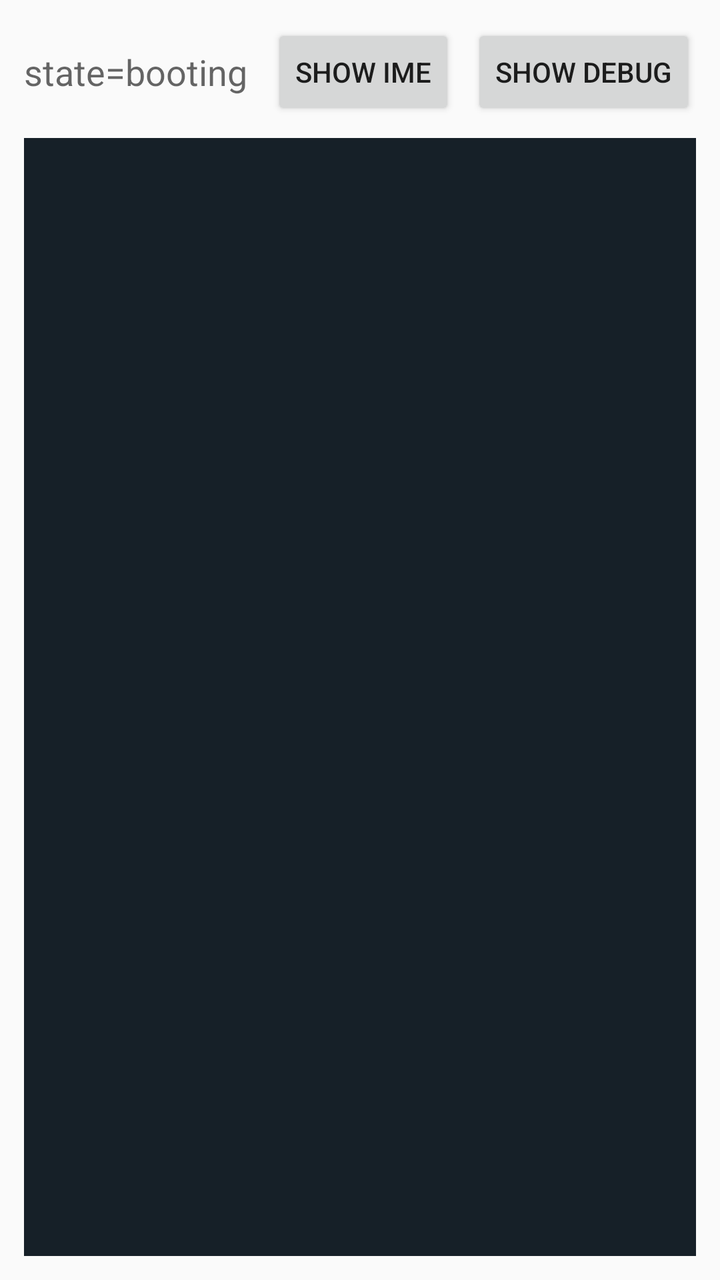
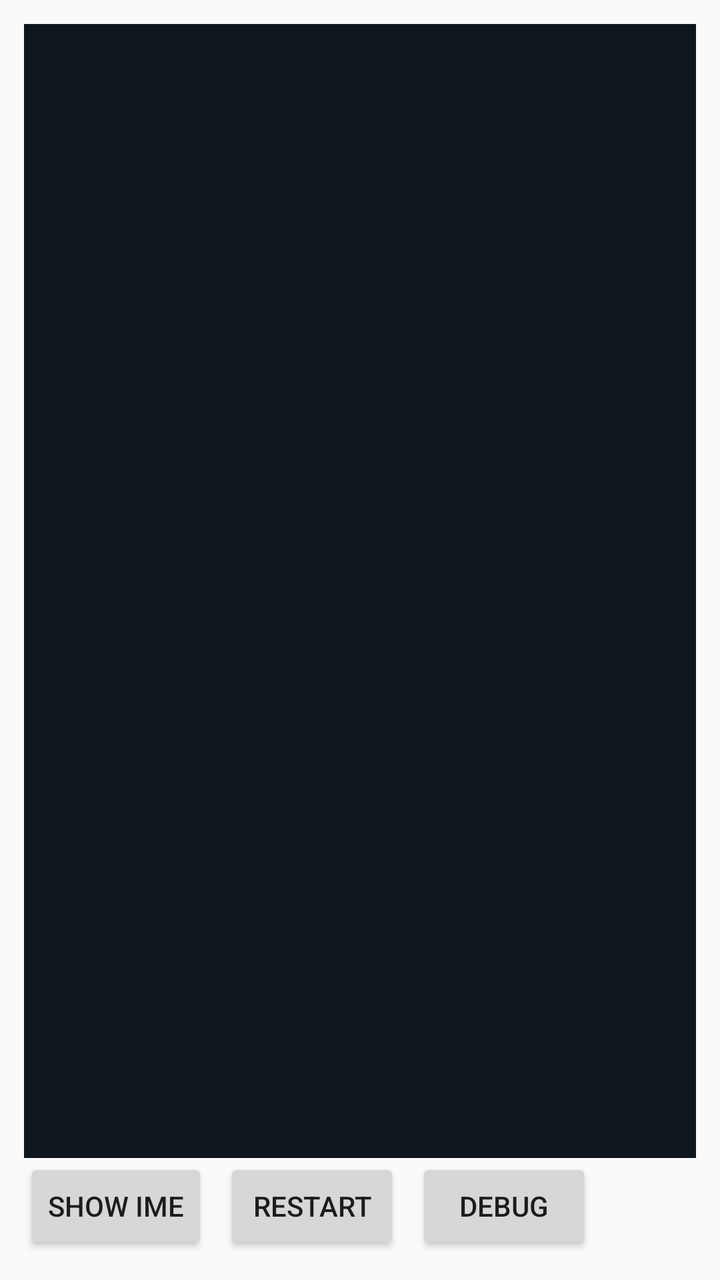

Before-and-after screenshots of an Android layout around one commit, followed by the original layout XML and the change that was made.
<!-- AndroidManifest.xml: application theme android:Theme.Material.Light.NoActionBar -->
<!-- res/layout/activity_main.xml -->
<FrameLayout xmlns:android="http://schemas.android.com/apk/res/android"
    android:layout_width="match_parent"
    android:layout_height="match_parent"
    android:padding="12dp">

    <LinearLayout
        android:id="@+id/product_view"
        android:layout_width="match_parent"
        android:layout_height="match_parent"
        android:orientation="vertical">

        <LinearLayout
            android:layout_width="match_parent"
            android:layout_height="wrap_content"
            android:gravity="center_vertical"
            android:orientation="horizontal">

            <TextView
                android:id="@+id/progress_summary_text"
                android:layout_width="0dp"
                android:layout_height="wrap_content"
                android:layout_weight="1"
                android:maxLines="2"
                android:text="@string/status_booting"
                android:textAppearance="@android:style/TextAppearance.Material.Medium" />

            <Button
                android:id="@+id/ime_toggle_button"
                android:layout_width="wrap_content"
                android:layout_height="wrap_content"
                android:layout_marginStart="8dp"
                android:text="@string/show_ime" />

            <Button
                android:id="@+id/view_mode_button"
                android:layout_width="wrap_content"
                android:layout_height="wrap_content"
                android:layout_marginStart="8dp"
                android:text="@string/show_debug_view" />
        </LinearLayout>

        <EditText
            android:id="@+id/ime_probe_input"
            android:layout_width="1dp"
            android:layout_height="1dp"
            android:alpha="0"
            android:importantForAutofill="no"
            android:inputType="text"
            android:singleLine="true" />

        <FrameLayout
            android:id="@+id/product_surface_container"
            android:layout_width="match_parent"
            android:layout_height="0dp"
            android:layout_marginTop="8dp"
            android:layout_weight="1"
            android:minHeight="180dp"
            android:background="#162028" />
    </LinearLayout>

    <LinearLayout
        android:id="@+id/debug_view"
        android:layout_width="match_parent"
        android:layout_height="match_parent"
        android:orientation="vertical"
        android:visibility="gone">

        <LinearLayout
            android:layout_width="match_parent"
            android:layout_height="wrap_content"
            android:gravity="center_vertical"
            android:orientation="horizontal">

            <TextView
                android:id="@+id/debug_title_text"
                android:layout_width="0dp"
                android:layout_height="wrap_content"
                android:layout_weight="1"
                android:text="@string/debug_view_title"
                android:textAppearance="@android:style/TextAppearance.Material.Medium" />

            <Button
                android:id="@+id/debug_view_mode_button"
                android:layout_width="wrap_content"
                android:layout_height="wrap_content"
                android:layout_marginStart="8dp"
                android:text="@string/show_product_view" />
        </LinearLayout>

        <TextView
            android:id="@+id/status_text"
            android:layout_width="match_parent"
            android:layout_height="wrap_content"
            android:paddingTop="8dp"
            android:paddingBottom="8dp"
            android:text="@string/status_booting"
            android:textAppearance="@android:style/TextAppearance.Material.Medium" />

        <ScrollView
            android:layout_width="match_parent"
            android:layout_height="0dp"
            android:layout_marginTop="8dp"
            android:layout_weight="1"
            android:fillViewport="true">

            <TextView
                android:id="@+id/event_log"
                android:layout_width="match_parent"
                android:layout_height="wrap_content"
                android:fontFamily="monospace"
                android:paddingTop="8dp"
                android:textAppearance="@android:style/TextAppearance.Material.Small" />
        </ScrollView>
    </LinearLayout>
</FrameLayout>
<!-- resources referenced by this layout -->
<resources>
  <string name="debug_view_title">Debug View</string>
  <string name="show_debug_view">Show Debug</string>
  <string name="show_ime">Show IME</string>
  <string name="show_product_view">Show Product</string>
  <string name="status_booting">state=booting</string>
</resources>

<!-- the commit's change to res/layout/activity_main.xml (unified diff, before → after) -->
@@ -9,52 +9,57 @@
         android:layout_height="match_parent"
         android:orientation="vertical">
 
+        <ScrollView
+            android:id="@+id/shell_output_scroll"
+            android:layout_width="match_parent"
+            android:layout_height="0dp"
+            android:layout_weight="1"
+            android:background="#10161d"
+            android:fillViewport="true">
+
+            <TextView
+                android:id="@+id/shell_output_text"
+                android:layout_width="match_parent"
+                android:layout_height="wrap_content"
+                android:fontFamily="monospace"
+                android:padding="8dp"
+                android:textColor="#f5f7fa"
+                android:textSize="13sp"
+                android:typeface="monospace" />
+        </ScrollView>
+
         <LinearLayout
             android:layout_width="match_parent"
             android:layout_height="wrap_content"
             android:gravity="center_vertical"
             android:orientation="horizontal">
 
-            <TextView
-                android:id="@+id/progress_summary_text"
-                android:layout_width="0dp"
-                android:layout_height="wrap_content"
-                android:layout_weight="1"
-                android:maxLines="2"
-                android:text="@string/status_booting"
-                android:textAppearance="@android:style/TextAppearance.Material.Medium" />
-
             <Button
                 android:id="@+id/ime_toggle_button"
                 android:layout_width="wrap_content"
                 android:layout_height="wrap_content"
+                android:text="@string/show_ime" />
+
+            <Button
+                android:id="@+id/shell_restart_button"
+                android:layout_width="wrap_content"
+                android:layout_height="wrap_content"
                 android:layout_marginStart="8dp"
-                android:text="@string/show_ime" />
+                android:text="@string/shell_restart_short" />
 
             <Button
                 android:id="@+id/view_mode_button"
                 android:layout_width="wrap_content"
                 android:layout_height="wrap_content"
                 android:layout_marginStart="8dp"
-                android:text="@string/show_debug_view" />
+                android:text="@string/show_debug_short" />
         </LinearLayout>
 
-        <EditText
-            android:id="@+id/ime_probe_input"
+        <FrameLayout
+            android:id="@+id/product_surface_container"
             android:layout_width="1dp"
             android:layout_height="1dp"
             android:alpha="0"
-            android:importantForAutofill="no"
-            android:inputType="text"
-            android:singleLine="true" />
-
-        <FrameLayout
-            android:id="@+id/product_surface_container"
-            android:layout_width="match_parent"
-            android:layout_height="0dp"
-            android:layout_marginTop="8dp"
-            android:layout_weight="1"
-            android:minHeight="180dp"
             android:background="#162028" />
     </LinearLayout>
 
@@ -96,6 +101,14 @@
             android:text="@string/status_booting"
             android:textAppearance="@android:style/TextAppearance.Material.Medium" />
 
+        <TextView
+            android:id="@+id/event_log_label"
+            android:layout_width="match_parent"
+            android:layout_height="wrap_content"
+            android:paddingTop="8dp"
+            android:text="@string/event_log_label"
+            android:textAppearance="@android:style/TextAppearance.Material.Small" />
+
         <ScrollView
             android:layout_width="match_parent"
             android:layout_height="0dp"
@@ -112,4 +125,40 @@
                 android:textAppearance="@android:style/TextAppearance.Material.Small" />
         </ScrollView>
     </LinearLayout>
+
+    <LinearLayout
+        android:id="@+id/shell_input_overlay"
+        android:layout_width="match_parent"
+        android:layout_height="wrap_content"
+        android:layout_gravity="bottom"
+        android:background="#dd10161d"
+        android:elevation="8dp"
+        android:gravity="center_vertical"
+        android:orientation="horizontal"
+        android:padding="8dp"
+        android:visibility="gone">
+
+        <EditText
+            android:id="@+id/shell_input"
+            android:layout_width="0dp"
+            android:layout_height="wrap_content"
+            android:layout_weight="1"
+            android:background="#18222c"
+            android:hint="@string/shell_input_hint"
+            android:imeOptions="actionSend|flagNoExtractUi"
+            android:inputType="text|textNoSuggestions"
+            android:maxLines="1"
+            android:padding="10dp"
+            android:privateImeOptions="disableFullscreenMode=true"
+            android:textColor="#f5f7fa"
+            android:textColorHint="#5f6f82"
+            android:textSize="14sp" />
+
+        <Button
+            android:id="@+id/shell_send_button"
+            android:layout_width="wrap_content"
+            android:layout_height="wrap_content"
+            android:layout_marginStart="8dp"
+            android:text="@string/shell_send" />
+    </LinearLayout>
 </FrameLayout>
<!-- resource entries referenced after the edit -->
@@ -1,7 +1,11 @@
 <!-- resources referenced by this layout -->
 <resources>
   <string name="debug_view_title">Debug View</string>
-  <string name="show_debug_view">Show Debug</string>
+  <string name="event_log_label">Event Log</string>
+  <string name="shell_input_hint">echo hello</string>
+  <string name="shell_restart_short">Restart</string>
+  <string name="shell_send">Send</string>
+  <string name="show_debug_short">Debug</string>
   <string name="show_ime">Show IME</string>
   <string name="show_product_view">Show Product</string>
   <string name="status_booting">state=booting</string>
